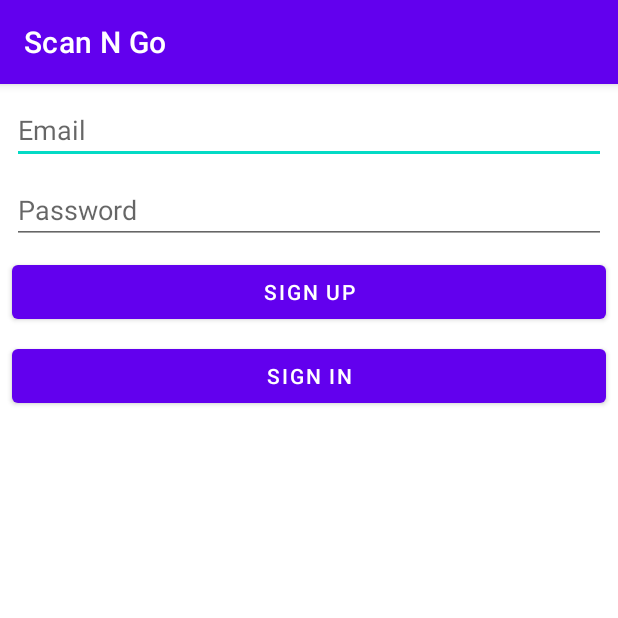
After one commit to san-13/Scan-N-Go, an Android app: the Signup screen opened directly, with no data from a screen before it, on a phone screen of 412 x 824 dp, the top half of it. The commit adds this screen. Run offline under Robolectric (Android 15) with nearby library versions, the phone set to English and light mode, and no system bars.

Commit message:
signup and sign in test

```diff
--- a/app/build.gradle
+++ b/app/build.gradle
@@ -56,4 +56,9 @@ dependencies {
 
     //Zxing library
     implementation 'com.journeyapps:zxing-android-embedded:4.2.0'
+
+    //Retrofit
+    implementation 'com.squareup.retrofit2:retrofit:2.7.0'
+    implementation 'com.squareup.retrofit2:converter-gson:2.5.0'
+    implementation 'com.squareup.okhttp3:logging-interceptor:4.4.0'
 }
--- a/app/src/main/java/com/sv/scanngo/Home.kt
+++ b/app/src/main/java/com/sv/scanngo/Home.kt
@@ -1,5 +1,6 @@
 package com.sv.scanngo
 
+import android.content.Intent
 import android.os.Bundle
 import androidx.fragment.app.Fragment
 import android.view.LayoutInflater
@@ -26,6 +27,9 @@ class Home : Fragment() {
         binding.qrbtn.setOnClickListener {
             findNavController().navigate(R.id.action_home2_to_qrscan)
         }
+        binding.signAct.setOnClickListener {
+            startActivity(Intent(context,Signup::class.java))
+        }
 
     }
 
--- a/app/src/main/java/com/sv/scanngo/MainActivity.kt
+++ b/app/src/main/java/com/sv/scanngo/MainActivity.kt
@@ -4,6 +4,7 @@ import androidx.appcompat.app.AppCompatActivity
 import android.os.Bundle
 
 class MainActivity : AppCompatActivity() {
+
     override fun onCreate(savedInstanceState: Bundle?) {
         super.onCreate(savedInstanceState)
         setContentView(R.layout.activity_main)
--- /dev/null
+++ b/app/src/main/java/com/sv/scanngo/api/ScanNgoApi.kt
@@ -0,0 +1,17 @@
+package com.sv.scanngo.api
+
+import com.sv.scanngo.data.signup
+import com.sv.scanngo.data.token
+import retrofit2.Call
+import retrofit2.Response
+import retrofit2.http.Body
+import retrofit2.http.GET
+import retrofit2.http.POST
+
+interface ScanNgoApi {
+    @POST("signup")
+    fun signup(@Body sgnup:signup): Call<token>
+
+    @POST("login")
+    fun signin(@Body sgnin:signup): Call<token>
+}
--- /dev/null
+++ b/app/src/main/java/com/sv/scanngo/data/signup.kt
@@ -0,0 +1,6 @@
+package com.sv.scanngo.data
+
+data class signup(
+    var email:String?=null,
+    var password:String?=null
+)
--- /dev/null
+++ b/app/src/main/java/com/sv/scanngo/data/token.kt
@@ -0,0 +1,5 @@
+package com.sv.scanngo.data
+
+data class token(
+    val token:String
+)
--- /dev/null
+++ b/app/src/main/res/layout/activity_signup.xml
@@ -0,0 +1,38 @@
+<?xml version="1.0" encoding="utf-8"?>
+<androidx.constraintlayout.widget.ConstraintLayout xmlns:android="http://schemas.android.com/apk/res/android"
+    xmlns:app="http://schemas.android.com/apk/res-auto"
+    xmlns:tools="http://schemas.android.com/tools"
+    android:layout_width="match_parent"
+    android:layout_height="match_parent"
+    tools:context=".Signup">
+
+    <EditText
+        android:layout_width="match_parent"
+        android:layout_height="wrap_content"
+        android:layout_margin="8dp"
+        android:id="@+id/email"
+        android:hint="Email"
+        app:layout_constraintTop_toTopOf="parent"/>
+    <EditText
+        android:layout_width="match_parent"
+        android:layout_height="wrap_content"
+        android:id="@+id/pass"
+        android:layout_margin="8dp"
+        android:hint="Password"
+        app:layout_constraintTop_toBottomOf="@id/email"/>
+    <Button
+        android:layout_width="match_parent"
+        android:layout_height="wrap_content"
+        android:layout_margin="8dp"
+        android:id="@+id/signup_btn"
+        android:text="Sign Up"
+        app:layout_constraintTop_toBottomOf="@id/pass"/>
+    <Button
+        android:layout_width="match_parent"
+        android:layout_height="wrap_content"
+        android:id="@+id/signin_btn"
+        android:text="Sign In"
+        app:layout_constraintTop_toBottomOf="@id/signup_btn"
+        android:layout_margin="8dp"/>
+
+</androidx.constraintlayout.widget.ConstraintLayout>
--- a/app/src/main/res/layout/fragment_home.xml
+++ b/app/src/main/res/layout/fragment_home.xml
@@ -10,6 +10,11 @@
         android:layout_height="wrap_content"
         android:id="@+id/qrbtn"
         android:text="Scan"/>
+    <Button
+        android:layout_width="wrap_content"
+        android:layout_height="wrap_content"
+        android:id="@+id/sign_act"
+        android:text="go to Sign up"/>
 
 
 
```
Also changed, not shown: app/src/main/AndroidManifest.xml (+10 -2 lines), app/src/main/java/com/sv/scanngo/Signup.kt (added, +82 -0 lines), app/src/main/java/com/sv/scanngo/api/RetrofitInstance.kt (added, +46 -0 lines).
